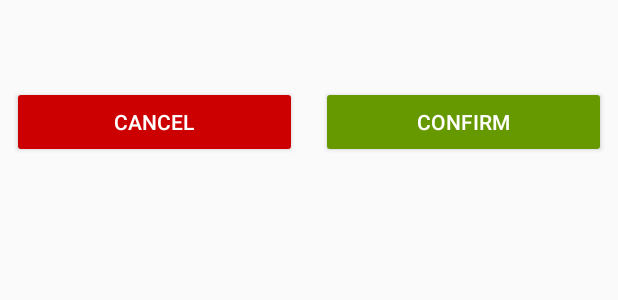
After one commit to sivakumar1994/NotetakingApp, an Android app: the layout custom_dialog_fragment.xml on its own in the app's theme, with its tools: preview values and no code run, on a phone screen of 412 x 824 dp. The commit adds this screen. Shown: the top 300 px of the screen. Run offline under Robolectric (Android 15) with nearby library versions, the phone set to English and light mode, and no system bars.

Commit message:
delete alert dialog added

```diff
--- a/app/src/main/java/com/example/notetakingapp/Constants.kt
+++ b/app/src/main/java/com/example/notetakingapp/Constants.kt
@@ -2,4 +2,7 @@ package com.example.notetakingapp
 
 object Constants {
     const val NEW_NOTE_CREATION = "new_note_creation"
+    const val DIALOG_POSITIVE_BTN = "DIALOG_POSITIVE_BTN"
+    const val DIALOG_NEGATIVE_BTN = "DIALOG_NEGATIVE_BTN"
+
 }
--- a/app/src/main/java/com/example/notetakingapp/MainActivityViewModel.kt
+++ b/app/src/main/java/com/example/notetakingapp/MainActivityViewModel.kt
@@ -50,6 +50,7 @@ public class MainActivityViewModel(application : Application) : AndroidViewModel
     var isPinnedStatusUpdated = MutableLiveData<Long>()
     var isNeedToShowLongPressEventToolbar = MutableLiveData<Boolean>()
     var isMainMenuDeleteButtonClicked = MutableLiveData<Boolean>()
+    var isDeleteConfirmButtonClicked = MutableLiveData<Boolean>()
 
 
      fun onInsertNotesDetail() {
--- a/app/src/main/java/com/example/notetakingapp/NotesListAdapter.kt
+++ b/app/src/main/java/com/example/notetakingapp/NotesListAdapter.kt
@@ -96,6 +96,7 @@ class NotesListAdapter(var listener: OnNotesItemClickListener) :
     @SuppressLint("NotifyDataSetChanged")
     fun updateList(noteDetailListUpdated: ArrayList<NoteDetail>) {
         noteDetailList = noteDetailListUpdated
+        selectedPos = -1;
         notifyDataSetChanged()
     }
 }
--- /dev/null
+++ b/app/src/main/java/com/olam/farmapp/ui/farmregistration/OnConfirmationDialogeListener.kt
@@ -0,0 +1,6 @@
+package com.example.notetakingapp
+
+interface OnConfirmationDialogeListener {
+    fun onConfirm()
+
+}
--- /dev/null
+++ b/app/src/main/res/layout/custom_dialog_fragment.xml
@@ -0,0 +1,57 @@
+<?xml version="1.0" encoding="utf-8"?>
+<androidx.constraintlayout.widget.ConstraintLayout xmlns:android="http://schemas.android.com/apk/res/android"
+    xmlns:app="http://schemas.android.com/apk/res-auto"
+    android:layout_width="match_parent"
+    android:layout_height="wrap_content"
+    android:minWidth="250dp"
+    android:paddingBottom="20sp">
+
+    <TextView
+        android:id="@+id/tvTitle"
+        android:layout_width="0dp"
+        android:layout_height="wrap_content"
+        android:maxWidth="250dp"
+        android:layout_marginHorizontal="8dp"
+        android:layout_marginTop="20dp"
+        android:gravity="center"
+        android:textColor="@color/black"
+        android:textSize="16sp"
+        app:layout_constraintEnd_toEndOf="parent"
+        app:layout_constraintStart_toStartOf="parent"
+        app:layout_constraintTop_toTopOf="parent" />
+
+    <Button
+        android:id="@+id/btnCacel"
+        android:layout_width="0dp"
+        android:layout_height="wrap_content"
+        android:layout_marginHorizontal="8dp"
+        android:layout_marginTop="15dp"
+        android:backgroundTint="@android:color/holo_red_dark"
+        android:gravity="center"
+        android:padding="10dp"
+        android:text="@string/cancel"
+        android:textColor="@color/white"
+        android:textSize="14sp"
+        app:layout_constraintEnd_toStartOf="@+id/btnConfirm"
+        app:layout_constraintStart_toStartOf="parent"
+        app:layout_constraintTop_toBottomOf="@+id/tvTitle" />
+
+
+    <Button
+        android:id="@+id/btnConfirm"
+        android:layout_width="0dp"
+        android:layout_height="wrap_content"
+        android:layout_marginHorizontal="8dp"
+        android:layout_marginTop="15dp"
+        android:backgroundTint="@android:color/holo_green_dark"
+        android:gravity="center"
+        android:padding="10dp"
+        android:text="@string/confirm"
+        android:textColor="@color/white"
+        android:textSize="14sp"
+        app:layout_constraintEnd_toEndOf="parent"
+        app:layout_constraintStart_toEndOf="@+id/btnCacel"
+        app:layout_constraintTop_toBottomOf="@+id/tvTitle" />
+
+
+</androidx.constraintlayout.widget.ConstraintLayout>
--- a/app/src/main/res/values/strings.xml
+++ b/app/src/main/res/values/strings.xml
@@ -9,6 +9,9 @@
     <string name="pin">Pin</string>
     <string name="share">Share</string>
     <string name="delete">Delete</string>
+    <string name="delete_msg">Do you want to delete?</string>
+    <string name="cancel">Cancel</string>
+    <string name="confirm">Confirm</string>
     <string name="permission_not_granted">Permission Not Granted</string>
     <string name="select_capture_image">Please Capture Image</string>
     <string name="some_err">Error occur please try again later</string>
```
Also changed, not shown: app/src/main/java/com/example/notetakingapp/MainActivity.kt (+32 -30 lines), app/src/main/java/com/example/notetakingapp/MyCustomDialog.kt (added, +71 -0 lines), app/src/main/java/com/example/notetakingapp/NotesDetailsFragment.kt (+11 -3 lines), app/src/main/res/drawable/rounded_corner.xml (added, +12 -0 lines).
